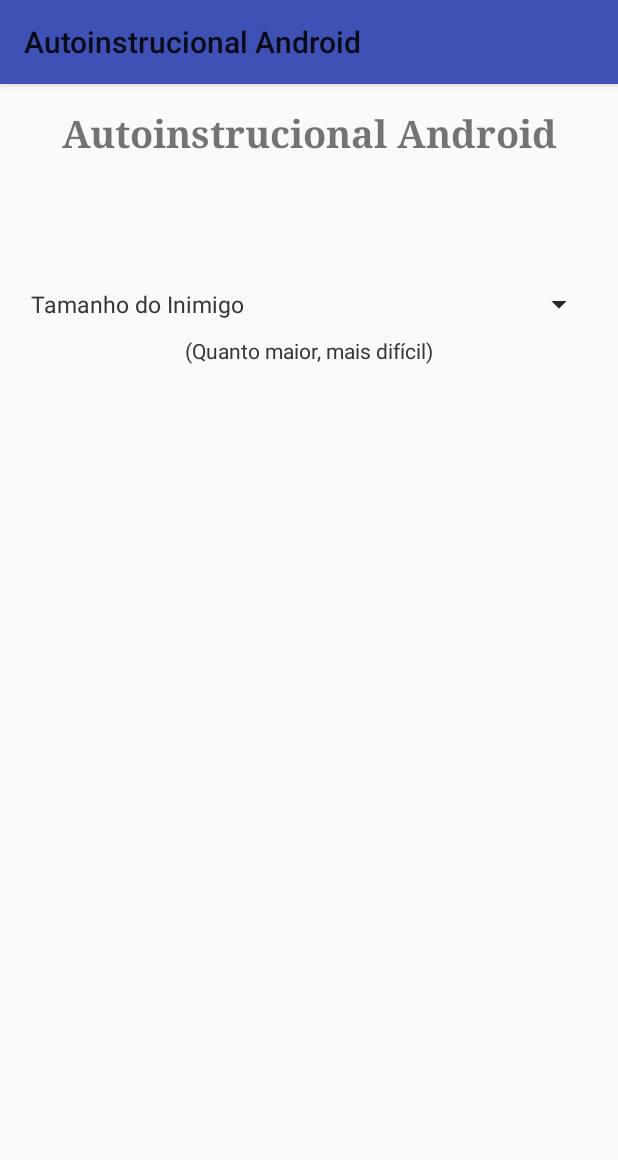
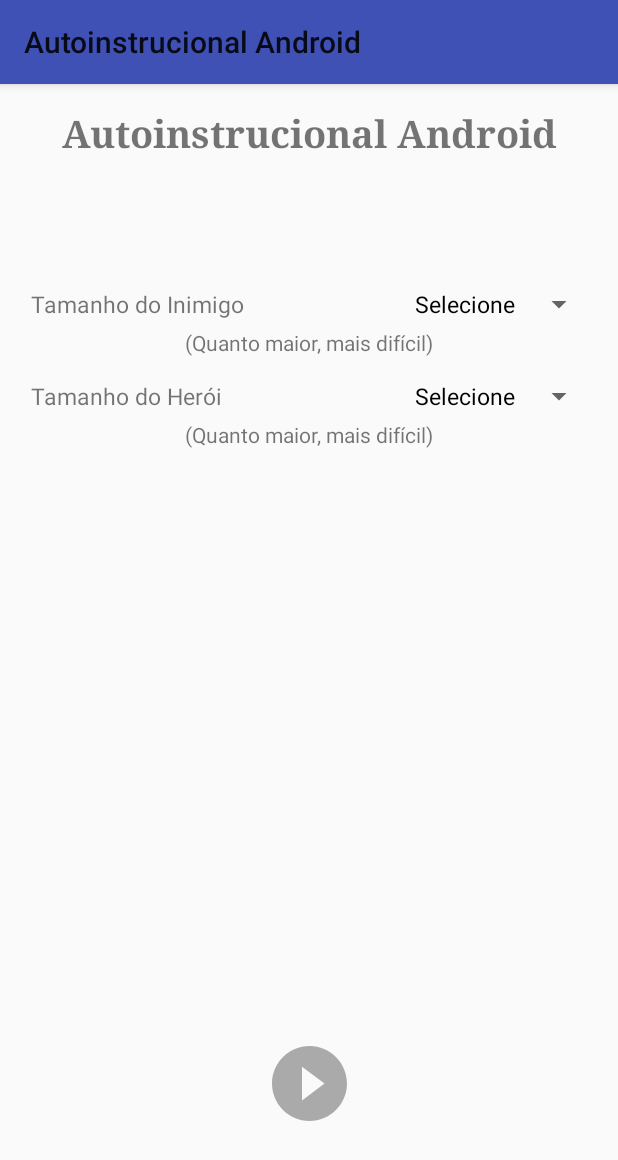
Before and after one commit to MCristoni/Autoinstrucional-Android, an Android app: the screen it shows after launch (MainActivity), on a phone screen of 412 x 824 dp. Shown: the top 1160 px of the screen. Run offline under Robolectric (Android 15) with nearby library versions, the phone set to English and light mode, and no system bars.

Commit message:
Com preguiça demais para colocar uma descrição boa

```diff
--- a/app/src/main/AndroidManifest.xml
+++ b/app/src/main/AndroidManifest.xml
@@ -16,6 +16,7 @@
                 <category android:name="android.intent.category.LAUNCHER"/>
             </intent-filter>
         </activity>
+        <activity android:name=".GameActivity" />
     </application>
 
 </manifest>
--- /dev/null
+++ b/app/src/main/java/com/mcristoni/autoinstrucional/CustomAdapter.kt
@@ -0,0 +1,4 @@
+package com.mcristoni.autoinstrucional
+
+class CustomAdapter {
+}
--- a/app/src/main/java/com/mcristoni/autoinstrucional/DrawingThread2.java
+++ b/app/src/main/java/com/mcristoni/autoinstrucional/DrawingThread.java
@@ -6,7 +6,7 @@ import android.graphics.RectF;
 import android.os.Handler;
 import android.os.Looper;
 
-public class DrawingThread2 {
+public class DrawingThread {
 
 	private final HeroView mHeroView;
 	private final EnemyView mEnemyView;
@@ -19,7 +19,7 @@ public class DrawingThread2 {
 	private boolean running = false;
 	private boolean stopped = false;
 
-	public DrawingThread2(GameActivity activity, HeroView hero, EnemyView enemy, TargetView target, int fps, GameActivity.Callback callback){
+	public DrawingThread(GameActivity activity, HeroView hero, EnemyView enemy, TargetView target, int fps, GameActivity.Callback callback){
 		if (hero == null || enemy == null || target == null || fps <= 0) {
 			throw new IllegalArgumentException();
 		}
@@ -98,7 +98,7 @@ public class DrawingThread2 {
 						.setNegativeButton(R.string.no, new DialogInterface.OnClickListener() {
 							@Override
 							public void onClick(DialogInterface dialog, int which) {
-
+								mGameActivity.finish();
                             }
                         })
                         .show();
--- /dev/null
+++ b/app/src/main/java/com/mcristoni/autoinstrucional/MainActivity.java
@@ -0,0 +1,99 @@
+package com.mcristoni.autoinstrucional;
+
+import android.content.Intent;
+import android.graphics.Color;
+import android.os.Bundle;
+import android.support.annotation.NonNull;
+import android.support.annotation.Nullable;
+import android.support.v7.app.AppCompatActivity;
+import android.view.View;
+import android.view.ViewGroup;
+import android.widget.AdapterView;
+import android.widget.ArrayAdapter;
+import android.widget.Button;
+import android.widget.ImageButton;
+import android.widget.ImageView;
+import android.widget.Spinner;
+import android.widget.TextView;
+
+public class MainActivity extends AppCompatActivity {
+    private Spinner spinner_enemy_size;
+    private Spinner spinner_hero_size;
+    private ImageButton button_play;
+    private boolean heroSelected = false;
+
+    @Override
+    protected void onCreate(@Nullable Bundle savedInstanceState) {
+        super.onCreate(savedInstanceState);
+        setContentView(R.layout.main_activity);
+
+        spinner_enemy_size = findViewById(R.id.spinner_enemy_size);
+        spinner_hero_size = findViewById(R.id.spinner_hero_size);
+        button_play = findViewById(R.id.button_play);
+        setArrayAdapter();
+        setListeners();
+    }
+
+    private void setListeners() {
+        button_play.setOnClickListener(mPlayButtonListener);
+        button_play.setClickable(false);
+        spinner_hero_size.setOnItemSelectedListener(mHeroSizeSelected);
+    }
+
+    private void setArrayAdapter() {
+        String[] sizes = {"Selecione","10","15","20","25","30","35"};
+        ArrayAdapter arrayAdapter = new ArrayAdapter<String>(this, R.layout.spinner_item_selected, sizes){
+            @Override
+            public boolean isEnabled(int position) {
+                return position > 0;
+            }
+
+            @Override
+            public View getDropDownView(int position, @Nullable View convertView, @NonNull ViewGroup parent) {
+                View view = super.getDropDownView(position, convertView, parent);
+                TextView textView = (TextView) view;
+                if(position == 0){
+                    textView.setTextColor(Color.GRAY);
+                }
+                else {
+                    textView.setTextColor(Color.BLACK);
+                }
+                return view;
+            }
+        };
+        arrayAdapter.setDropDownViewResource(R.layout.spinner_item);
+
+        spinner_enemy_size.setAdapter(arrayAdapter);
+        spinner_hero_size.setAdapter(arrayAdapter);
+    }
+
+    private Spinner.OnItemSelectedListener mHeroSizeSelected = new AdapterView.OnItemSelectedListener() {
+        @Override
+        public void onItemSelected(AdapterView<?> parent, View view, int position, long id) {
+            if (position > 0) {
+                heroSelected = true;
+                checkItens();
+            }
+        }
+
+        @Override
+        public void onNothingSelected(AdapterView<?> parent) {
+            //do nothing
+        }
+    };
+
+    private View.OnClickListener mPlayButtonListener = new View.OnClickListener() {
+        @Override
+        public void onClick(View v) {
+            Intent intent = new Intent(getBaseContext(), GameActivity.class);
+            startActivity(intent);
+        }
+    };
+
+    private void checkItens() {
+        if (heroSelected){
+            button_play.setImageResource(R.drawable.ic_play_btn_black);
+            button_play.setClickable(true);
+        }
+    }
+}
--- a/app/src/main/java/com/mcristoni/autoinstrucional/MainActivity.kt
+++ /dev/null
@@ -1,12 +0,0 @@
-package com.mcristoni.autoinstrucional
-
-import android.os.Bundle
-import android.support.v7.app.AppCompatActivity
-
-class MainActivity : AppCompatActivity() {
-
-    override fun onCreate(savedInstanceState: Bundle?) {
-        super.onCreate(savedInstanceState)
-        setContentView(R.layout.main_activity)
-    }
-}
--- /dev/null
+++ b/app/src/main/res/drawable/ic_play_btn_black.xml
@@ -0,0 +1,6 @@
+<vector android:height="50dp" android:viewportHeight="510"
+    android:viewportWidth="510" android:width="50dp" xmlns:android="http://schemas.android.com/apk/res/android">
+    <path
+        android:fillColor="#FF000000"
+        android:pathData="M255,0C114.75,0 0,114.75 0,255s114.75,255 255,255s255,-114.75 255,-255S395.25,0 255,0zM204,369.75v-229.5L357,255L204,369.75z"/>
+</vector>
--- /dev/null
+++ b/app/src/main/res/drawable/ic_play_btn_gray.xml
@@ -0,0 +1,6 @@
+<vector android:height="50dp" android:viewportHeight="510"
+    android:viewportWidth="510" android:width="50dp" xmlns:android="http://schemas.android.com/apk/res/android">
+    <path
+        android:fillColor="#FFaaaaaa"
+        android:pathData="M255,0C114.75,0 0,114.75 0,255s114.75,255 255,255s255,-114.75 255,-255S395.25,0 255,0zM204,369.75v-229.5L357,255L204,369.75z"/>
+</vector>
--- a/app/src/main/res/layout/main_activity.xml
+++ b/app/src/main/res/layout/main_activity.xml
@@ -22,7 +22,7 @@
         app:layout_constraintTop_toTopOf="parent" />
 
     <TextView
-        android:id="@+id/textView2"
+        android:id="@+id/textView_enemy_size"
         android:layout_width="wrap_content"
         android:layout_height="wrap_content"
         android:layout_marginStart="15dp"
@@ -33,57 +33,60 @@
         app:layout_constraintTop_toTopOf="@+id/guideline_15_percent_vertical" />
 
 
+    <Spinner
+        android:id="@+id/spinner_enemy_size"
+        android:layout_width="0dp"
+        android:layout_height="0dp"
+        android:layout_marginEnd="15dp"
+        android:gravity="end"
+        app:layout_constraintBottom_toBottomOf="@+id/textView_enemy_size"
+        app:layout_constraintEnd_toEndOf="parent"
+        app:layout_constraintStart_toEndOf="@+id/textView_enemy_size"
+        app:layout_constraintTop_toTopOf="@+id/guideline_15_percent_vertical" />
+
     <TextView
-        android:id="@+id/textView7"
+        android:id="@+id/textView_enemy_size_obs"
         android:layout_width="wrap_content"
         android:layout_height="wrap_content"
-        android:layout_marginTop="5dp"
+        android:layout_marginTop="0dp"
         android:text="@string/bigger_harder"
         app:layout_constraintEnd_toEndOf="parent"
         app:layout_constraintStart_toStartOf="parent"
-        app:layout_constraintTop_toBottomOf="@+id/textView2" />
-
-    <Spinner
-        android:id="@+id/spinner"
-        android:layout_width="0dp"
-        android:layout_height="0dp"
-        android:layout_marginEnd="15dp"
-        app:layout_constraintBottom_toBottomOf="@+id/textView2"
-        app:layout_constraintEnd_toEndOf="parent"
-        app:layout_constraintStart_toEndOf="@+id/textView2"
-        app:layout_constraintTop_toTopOf="@+id/guideline_15_percent_vertical" />
+        app:layout_constraintTop_toBottomOf="@+id/textView_enemy_size" />
 
     <TextView
         android:id="@+id/textView_hero_size"
         android:layout_width="wrap_content"
         android:layout_height="wrap_content"
         android:layout_marginStart="15dp"
+        android:layout_marginTop="10dp"
         android:padding="5dp"
-        android:text="@string/enemy_size"
+        android:text="@string/hero_size"
         android:textSize="15sp"
         app:layout_constraintStart_toStartOf="parent"
-        app:layout_constraintTop_toBottomOf="@+id/guideline_15_percent_vertical" />
+        app:layout_constraintTop_toBottomOf="@+id/textView_enemy_size_obs" />
 
-
-    <TextView
-        android:id="@+id/textView_hero_size_obs"
-        android:layout_width="wrap_content"
-        android:layout_height="wrap_content"
-        android:layout_marginTop="5dp"
-        android:text="@string/bigger_harder"
-        app:layout_constraintEnd_toEndOf="parent"
-        app:layout_constraintStart_toStartOf="parent"
-        app:layout_constraintTop_toBottomOf="@+id/textView2" />
 
     <Spinner
         android:id="@+id/spinner_hero_size"
         android:layout_width="0dp"
         android:layout_height="0dp"
         android:layout_marginEnd="15dp"
-        app:layout_constraintBottom_toBottomOf="@+id/textView2"
+        android:layout_marginTop="10dp"
+        app:layout_constraintBottom_toBottomOf="@+id/textView_hero_size"
         app:layout_constraintEnd_toEndOf="parent"
-        app:layout_constraintStart_toEndOf="@+id/textView2"
-        app:layout_constraintTop_toTopOf="@+id/guideline_15_percent_vertical" />
+        app:layout_constraintStart_toEndOf="@+id/textView_hero_size"
+        app:layout_constraintTop_toBottomOf="@+id/textView_enemy_size_obs" />
+
+    <TextView
+        android:id="@+id/textView_hero_size_obs"
+        android:layout_width="wrap_content"
+        android:layout_height="wrap_content"
+        android:layout_marginTop="0dp"
+        android:text="@string/bigger_harder"
+        app:layout_constraintEnd_toEndOf="parent"
+        app:layout_constraintStart_toStartOf="parent"
+        app:layout_constraintTop_toBottomOf="@+id/textView_hero_size" />
 
     <android.support.constraint.Guideline
         android:id="@+id/guideline_15_percent_vertical"
@@ -92,4 +95,21 @@
         android:orientation="horizontal"
         app:layout_constraintGuide_percent="0.17" />
 
+    <android.support.constraint.Guideline
+        android:id="@+id/guideline"
+        android:layout_width="wrap_content"
+        android:layout_height="wrap_content"
+        android:orientation="horizontal"
+        app:layout_constraintGuide_percent="0.9" />
+
+    <ImageButton
+        android:id="@+id/button_play"
+        android:layout_width="wrap_content"
+        android:layout_height="wrap_content"
+        android:background="@android:color/transparent"
+        app:layout_constraintBottom_toTopOf="@+id/guideline"
+        app:layout_constraintEnd_toEndOf="parent"
+        app:layout_constraintStart_toStartOf="parent"
+        app:srcCompat="@drawable/ic_play_btn_gray" />
+
 </android.support.constraint.ConstraintLayout>
--- /dev/null
+++ b/app/src/main/res/layout/spinner_item_selected.xml
@@ -0,0 +1,10 @@
+<?xml version="1.0" encoding="utf-8"?>
+<TextView
+    xmlns:android="http://schemas.android.com/apk/res/android"
+    android:layout_width="match_parent"
+    android:layout_height="wrap_content"
+    android:textSize="15sp"
+    android:paddingEnd="5dp"
+    android:paddingStart="5dp"
+    android:gravity="end"
+    android:textColor="@android:color/black"/>
--- a/app/src/main/res/values/strings.xml
+++ b/app/src/main/res/values/strings.xml
@@ -6,4 +6,5 @@
     <string name="no">Não</string>
     <string name="bigger_harder">(Quanto maior, mais difícil)</string>
     <string name="enemy_size">Tamanho do Inimigo</string>
+    <string name="hero_size">Tamanho do Herói</string>
 </resources>
```
Also changed, not shown: app/src/main/java/com/mcristoni/autoinstrucional/DrawingThread.kt (deleted, +0 -79 lines), app/src/main/java/com/mcristoni/autoinstrucional/GameActivity.kt (+2 -6 lines), app/src/main/res/layout/spinner_item.xml (added, +11 -0 lines).
